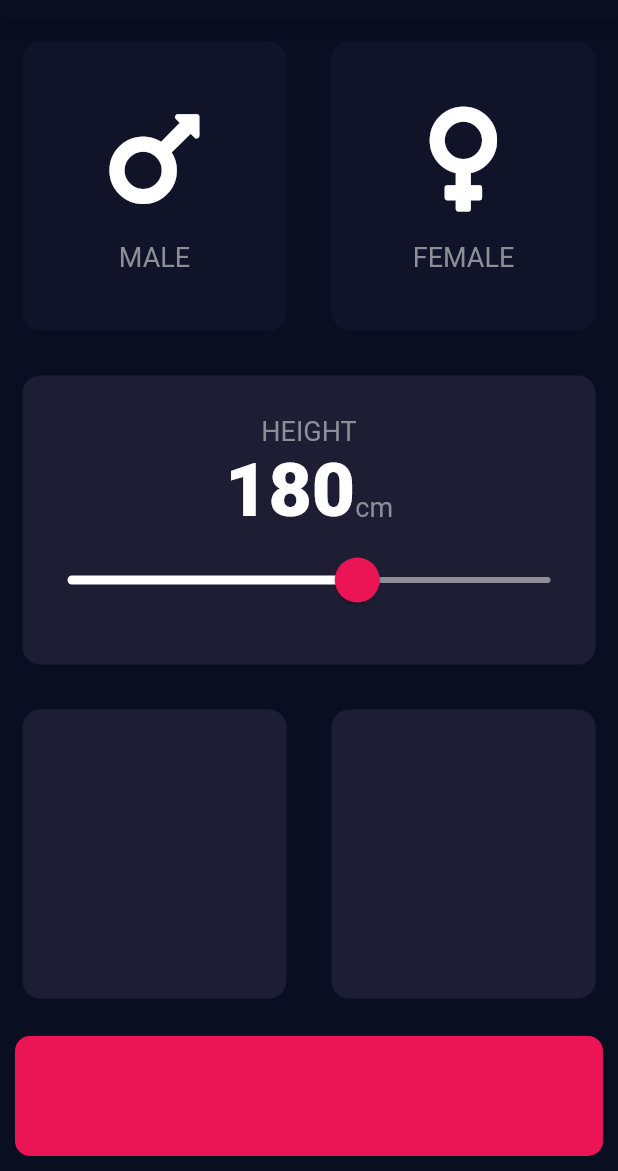
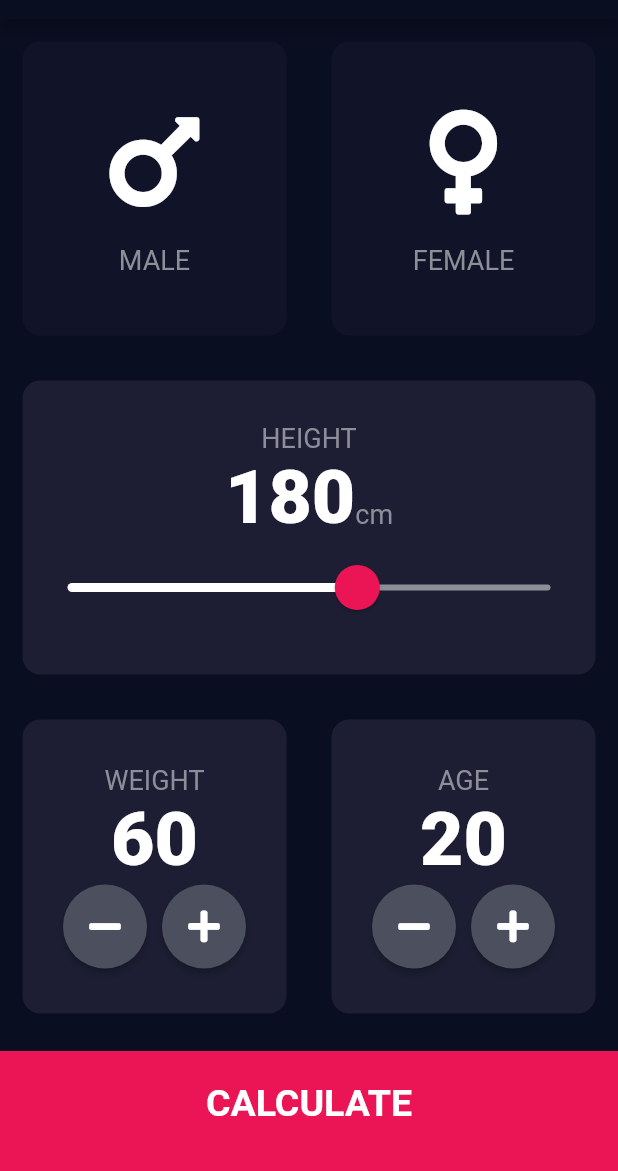
Before and after one commit to Rishikesh147/BMI, a Flutter app: the screen it shows after launch, on a phone screen of 412 x 824 dp, the part 65-1236 px from its top. Run offline on Flutter 3.47's test engine with Material 2 defaults, Android fonts, the phone set to English and light mode, and no system bars; our stand-ins replace font_awesome_flutter.

Commit message:
initial commit

```diff
--- /dev/null
+++ b/lib/bmi_calculation.dart
@@ -0,0 +1,41 @@
+import 'dart:math';
+
+import 'package:flutter/material.dart';
+
+class BmiCalculation {
+
+  BmiCalculation({this.height,this.weight});
+
+  final int height;
+  final int weight;
+  double _bmi;
+
+  String calculationBMI (){
+    _bmi = weight / pow(height/100, 2);
+    return _bmi.toStringAsFixed(1);
+  }
+
+  String getResult(){
+    if(_bmi>=25){
+      return 'Overweight';
+    }
+    else if(_bmi>18.5){
+      return 'Normal';
+    }
+    else{
+      return 'Underweight';
+    }
+  }
+
+  String getComment (){
+    if(_bmi>=25){
+      return 'You have higher than normal body weight. Try to exercise more and eat less';
+    }
+    else if(_bmi>18.5){
+      return 'You have a normal body weight. Good job! and try to maintain it.';
+    }
+    else{
+      return 'You have a lower than normal body weight. You can eat a bit more and take supplements.';
+    }
+  }
+}
--- /dev/null
+++ b/lib/bottomButton.dart
@@ -0,0 +1,34 @@
+import 'package:flutter/material.dart';
+import 'constants.dart';
+
+
+class BottomButton extends StatelessWidget {
+
+  BottomButton({@required this.buttonTitle,@required this.onTap});
+
+  final Function onTap;
+  final String buttonTitle;
+
+  @override
+  Widget build(BuildContext context) {
+    return GestureDetector(
+      onTap: onTap,
+      child: Container(
+        child: Center(
+          child: Text(
+            buttonTitle,
+            style: kContainerTextStyle,
+          ),
+        ),
+        padding: EdgeInsets.only(bottom: 20.0, top: 10.0),
+        width: double.infinity,
+        height: kBottomCardHeight,
+        margin: EdgeInsets.only(top:10.0),
+        decoration:BoxDecoration(
+//              borderRadius: BorderRadius.circular(10),
+          color: kBottomContainerColour,
+        ),
+      ),
+    );
+  }
+}
--- a/lib/inputpage.dart
+++ b/lib/inputpage.dart
@@ -1,8 +1,13 @@
+import 'package:bmi/bmi_calculation.dart';
+import 'package:flutter/cupertino.dart';
 import 'package:flutter/material.dart';
 import 'package:font_awesome_flutter/font_awesome_flutter.dart';
 import 'icon_content.dart';
 import 'reusableCard.dart';
 import 'constants.dart';
+import 'Results_Page.dart';
+import 'bottomButton.dart';
+import 'roundedIconButton.dart';
 
 
 
@@ -24,6 +29,8 @@ class _InputPageState extends State<InputPage> {
   Gender selectedGender;
 
   int height = 180;
+  int weight = 60;
+  int age = 20;
 
   @override
   Widget build(BuildContext context) {
@@ -123,25 +130,104 @@ class _InputPageState extends State<InputPage> {
           child: Row(
             children: [
               Expanded(
-                child:ReusableCard(colour: kActiveCardColour,),
+                child:ReusableCard(
+                  colour: kActiveCardColour,
+                  cardChild: Column(
+                    mainAxisAlignment: MainAxisAlignment.center,
+                    children: [
+                      Text(
+                        'WEIGHT',
+                        style: kLabelTextStyle,
+                      ),
+                      Text(
+                        weight.toString(),
+                        style: kHeightTextStyle,
+                      ),
+                      Row(
+                        mainAxisAlignment: MainAxisAlignment.center,
+                        children: [
+                          RoundedIconButton(
+                              icon: FontAwesomeIcons.minus,
+                            onPressed: (){
+                              setState(() {
+                                weight--;
+                              });
+                            },
+                          ),
+                          SizedBox(width: 10),
+                          RoundedIconButton(
+                              icon: FontAwesomeIcons.plus,
+                            onPressed: (){
+                                setState(() {
+                                  weight++;
+                                });
+                            },
+                          ),
+                        ],
+                      ),
+                    ],
+                  ),
+                ),
               ),
               Expanded(
-                child:ReusableCard(colour: kActiveCardColour,),
+                child:ReusableCard(
+                  colour: kActiveCardColour,
+                  cardChild:  Column(
+                    mainAxisAlignment: MainAxisAlignment.center,
+                    children: [
+                      Text(
+                        'AGE',
+                        style: kLabelTextStyle,
+                      ),
+                      Text(
+                        age.toString(),
+                        style: kHeightTextStyle,
+                      ),
+                      Row(
+                        mainAxisAlignment: MainAxisAlignment.center,
+                        children: [
+                          RoundedIconButton(
+                              icon: FontAwesomeIcons.minus,
+                            onPressed: (){
+                              setState(() {
+                                age--;
+                              });
+                            },
+                          ),
+                          SizedBox(width: 10),
+                          RoundedIconButton(
+                              icon: FontAwesomeIcons.plus,
+                            onPressed: (){
+                              setState(() {
+                                age++;
+                              });
+                            },
+                          ),
+                        ],
+                      ),
+                    ],
+                  ),
+                ),
               )
             ],
           )
         ),
-        Container(
-          width: double.infinity,
-          height: kBottomCardHeight,
-          margin: EdgeInsets.all(10),
-          decoration:BoxDecoration(
-            borderRadius: BorderRadius.circular(10),
-            color: kBottomContainerColour,
-          ),
+        BottomButton(
+          buttonTitle: 'CALCULATE',
+          onTap: (){
+
+            BmiCalculation calc = BmiCalculation(height: height,weight: weight);
+
+            Navigator.push(context,
+            MaterialPageRoute(builder: (context) => ResultPage(
+              bmiResult: calc.calculationBMI(),
+              resultComment: calc.getComment(),
+              resultText: calc.getResult(),
+            )));
+          },
         ),
       ],
-    )
+    ),
     );
   }
 }
--- /dev/null
+++ b/lib/roundedIconButton.dart
@@ -0,0 +1,24 @@
+import 'package:flutter/material.dart';
+
+
+class RoundedIconButton extends StatelessWidget {
+
+  RoundedIconButton({@required this.icon,@required this.onPressed});
+
+  final IconData icon;
+  final Function onPressed;
+
+  @override
+  Widget build(BuildContext context) {
+    return RawMaterialButton(
+      child: Icon(icon),
+      onPressed: onPressed,
+      constraints: BoxConstraints.tightFor(
+        width: 56.0,
+        height: 56.0,
+      ),
+      shape: CircleBorder(),
+      fillColor: Color(0xFF4C4F5E),
+    );
+  }
+}
```
Also changed, not shown: lib/Results_Page.dart (added, +73 -0 lines), lib/constants.dart (+26 -0 lines).
